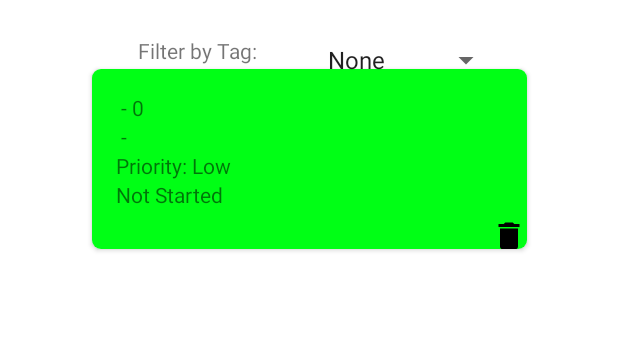
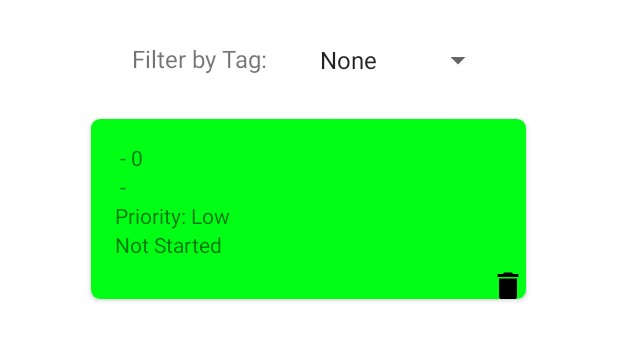
Before and after one commit to twy0622/product-backlog-app, an Android app: the ProductBacklog screen opened directly, with no data from a screen before it, on a phone screen of 412 x 824 dp, the part 167-528 px from its top. Run offline under Robolectric (Android 15) with nearby library versions, the phone set to English and light mode, and no system bars; our stand-ins replace Room's generated code.

Commit message:
Reset margins for filter spinner in product_backlog.xml

```diff
--- a/Projects/Software/app/src/main/res/layout/product_backlog.xml
+++ b/Projects/Software/app/src/main/res/layout/product_backlog.xml
@@ -23,18 +23,20 @@
         android:id="@+id/task_recycler_view"
         android:layout_width="310dp"
         android:layout_height="550dp"
-        android:layout_marginTop="36dp"
+        android:layout_marginTop="16dp"
         app:layout_constraintEnd_toEndOf="parent"
+        app:layout_constraintHorizontal_bias="0.495"
         app:layout_constraintStart_toStartOf="parent"
-        app:layout_constraintTop_toBottomOf="@+id/productBacklog" />
+        app:layout_constraintTop_toBottomOf="@+id/textView2" />
 
     <TextView
         android:id="@+id/textView2"
-        android:layout_width="wrap_content"
-        android:layout_height="wrap_content"
-        android:layout_marginStart="92dp"
-        android:layout_marginTop="24dp"
+        android:layout_width="93dp"
+        android:layout_height="25dp"
+        android:layout_marginStart="88dp"
+        android:layout_marginTop="28dp"
         android:text="Filter by Tag: "
+        android:textSize="16sp"
         app:layout_constraintStart_toStartOf="parent"
         app:layout_constraintTop_toBottomOf="@+id/productBacklog" />
 
@@ -42,7 +44,7 @@
         android:id="@+id/filterTagSpinner"
         android:layout_width="wrap_content"
         android:layout_height="wrap_content"
-        android:layout_marginStart="28dp"
+        android:layout_marginStart="16dp"
         android:layout_marginTop="16dp"
         app:layout_constraintStart_toEndOf="@+id/textView2"
         app:layout_constraintTop_toBottomOf="@+id/productBacklog" />
```
